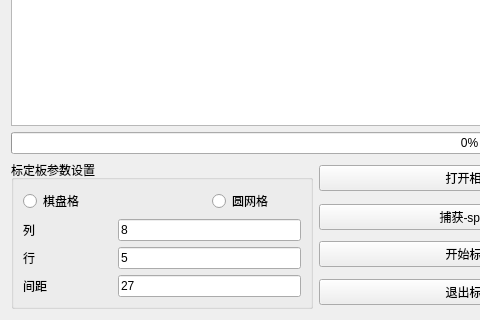
First picture: the form in src/calib.ui, repository wangrichaoren/ToolBox, before the edit; both pictures show x 0 to 480 and y 502 to 822 of the 939 by 822 pixel window.
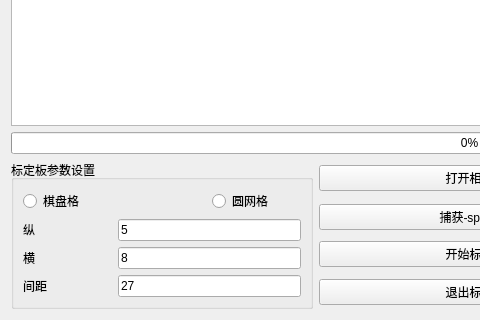
Second picture: the form after the edit.

Diff of the .ui file:
```diff
--- a/src/calib.ui
+++ b/src/calib.ui
@@ -67,28 +67,28 @@
       <item row="1" column="0">
        <widget class="QLabel" name="label">
         <property name="text">
-         <string>列</string>
+         <string>纵</string>
         </property>
        </widget>
       </item>
       <item row="1" column="1" colspan="2">
        <widget class="QLineEdit" name="lineEdit">
         <property name="text">
-         <string>8</string>
+         <string>5</string>
         </property>
        </widget>
       </item>
       <item row="2" column="0">
        <widget class="QLabel" name="label_2">
         <property name="text">
-         <string>行</string>
+         <string>横</string>
         </property>
        </widget>
       </item>
       <item row="2" column="1" colspan="2">
        <widget class="QLineEdit" name="lineEdit_2">
         <property name="text">
-         <string>5</string>
+         <string>8</string>
         </property>
        </widget>
       </item>
```
